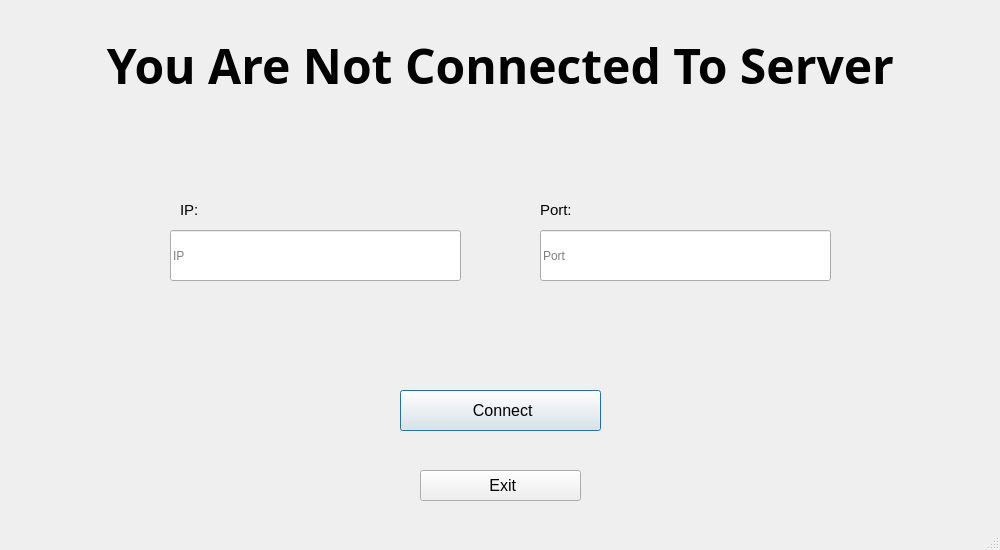
Old version of the form Main/client/gui/ui/not_connected.ui in the repository SuperName3102/Final-Project.
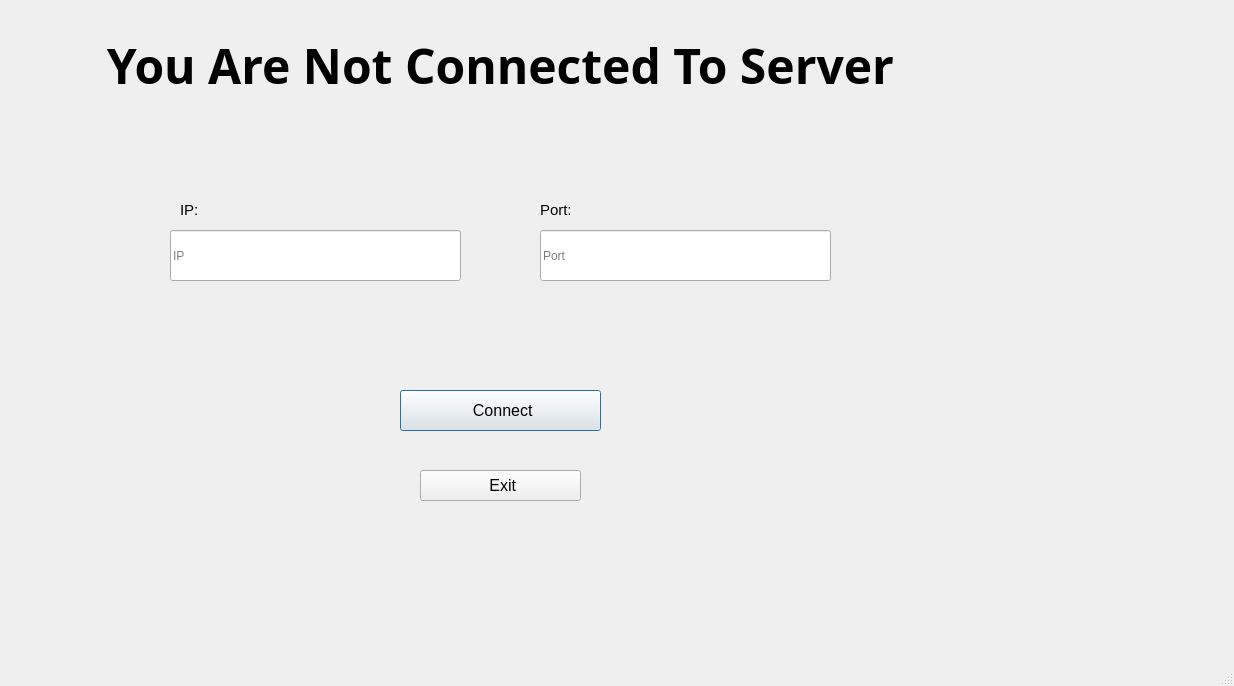
New version of the form.

Patch:
```diff
--- a/Main/client/gui/ui/not_connected.ui
+++ b/Main/client/gui/ui/not_connected.ui
@@ -6,8 +6,8 @@
    <rect>
     <x>0</x>
     <y>0</y>
-    <width>1000</width>
-    <height>550</height>
+    <width>1234</width>
+    <height>686</height>
    </rect>
   </property>
   <property name="acceptDrops">
```
